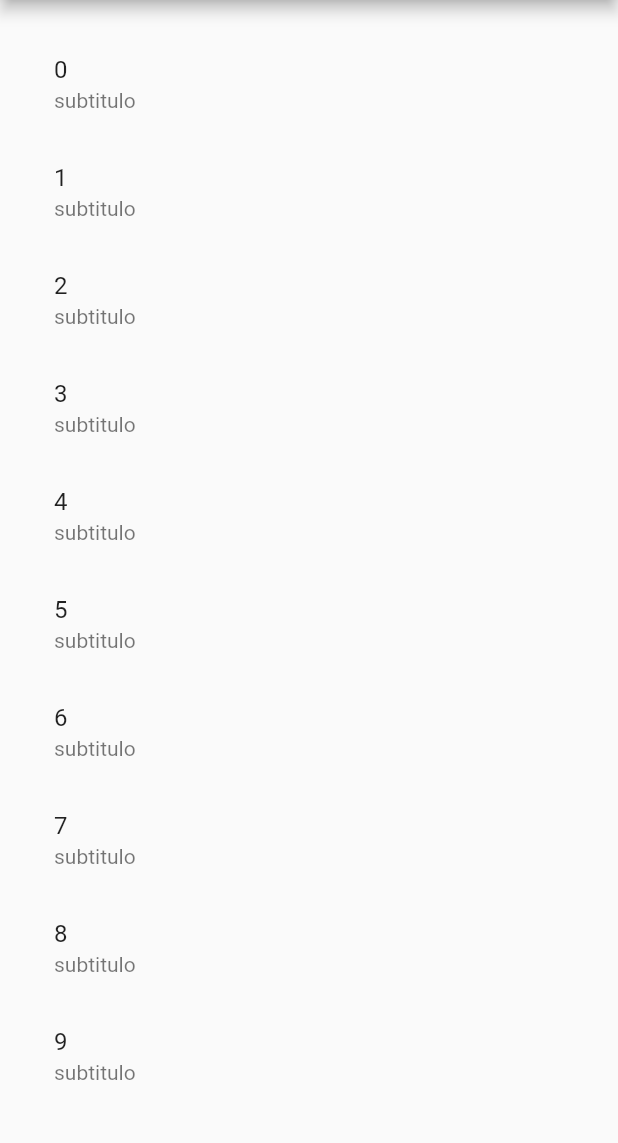
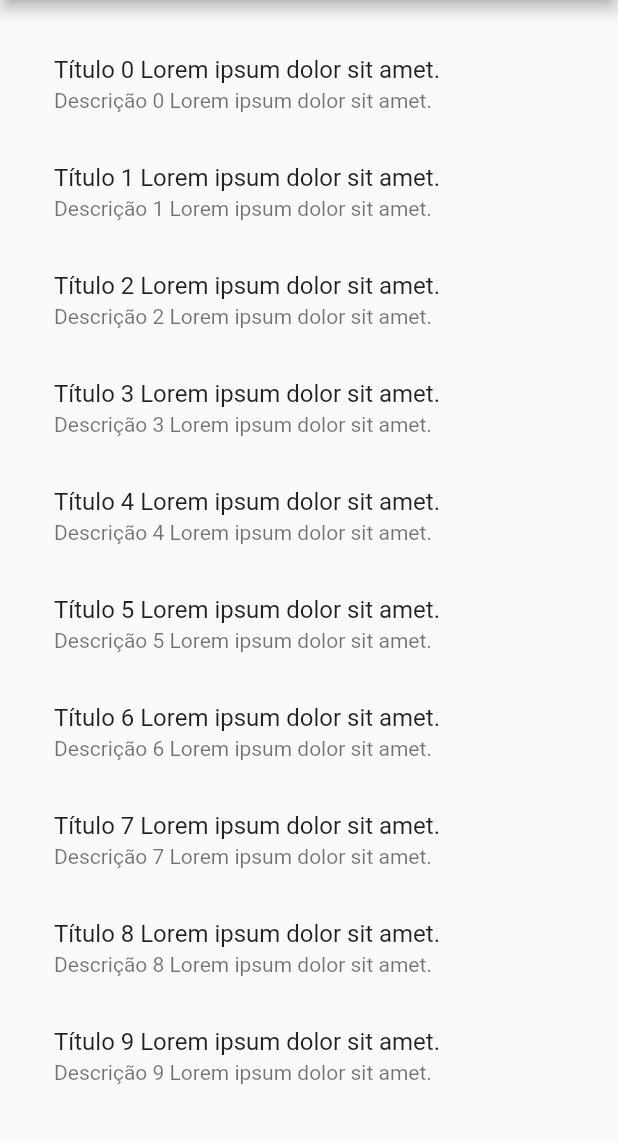
Before and after one commit to romeuporto/list, a Flutter app: the screen it shows after launch, on a phone screen of 412 x 824 dp, the part 84-1227 px from its top. Run offline on Flutter 3.47's test engine with Material 2 defaults, Android fonts, the phone set to English and light mode, and no system bars.

Commit message:
list final

```diff
--- a/list/lib/Home.dart
+++ b/list/lib/Home.dart
@@ -9,6 +9,7 @@ class _HomeState extends State<Home> {
 
   List _itens = [];
   void _carregarItens(){
+    _itens = [];
     for(int i=0; i<=10; i++){
       Map<String, dynamic> item = Map();
       item["titulo"] = "Título ${i} Lorem ipsum dolor sit amet.";
@@ -30,12 +31,12 @@ class _HomeState extends State<Home> {
         child: ListView.builder(
             itemCount: _itens.length,
             itemBuilder: (context, indice){
-              Map<String, dynamic> item = _itens[indice];
-              print("item ${_itens[indice].toString()}");
+              //Map<String, dynamic> item = _itens[indice];
+              //print("item ${_itens[indice].toString()}");
 
               return ListTile(
-                title: Text(indice.toString()),
-                subtitle: Text("subtitulo"),
+                title: Text(_itens[indice]["titulo"]),
+                subtitle: Text(_itens[indice]["descricao"]),
               );
             }
         ),
```
